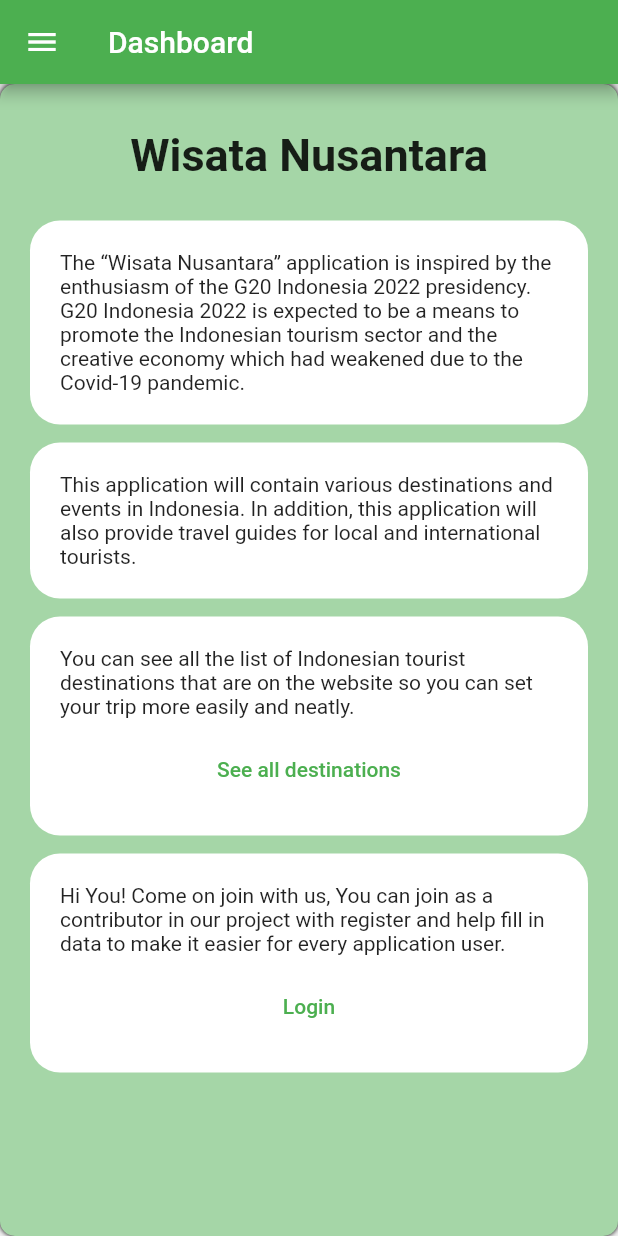
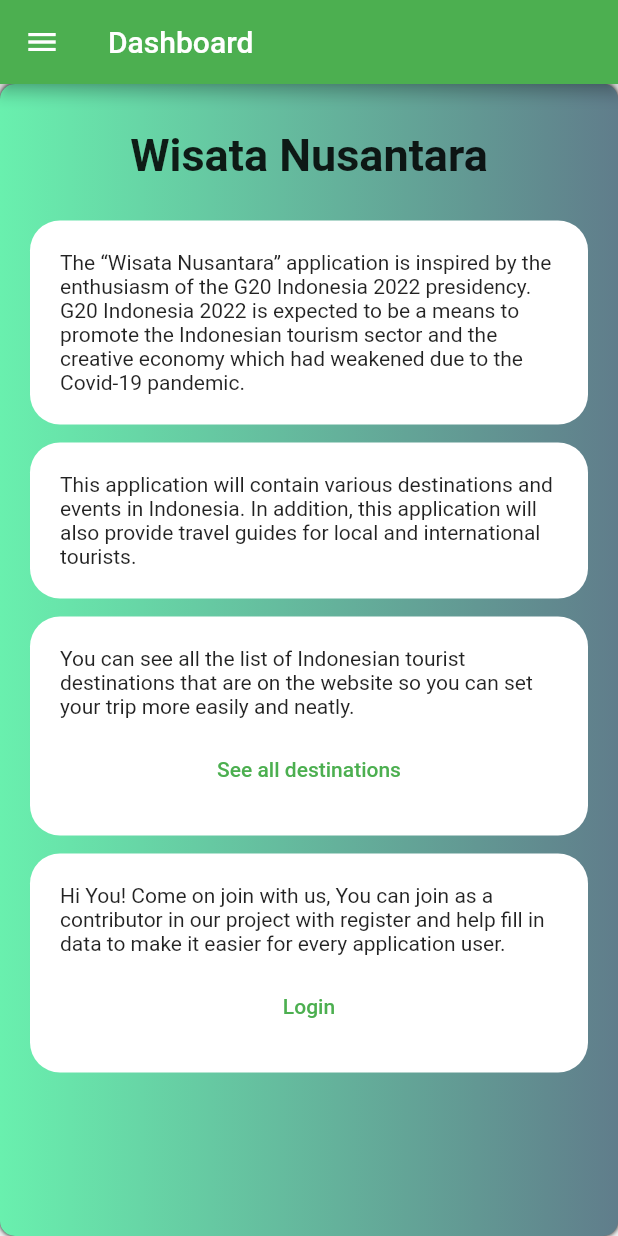
Before and after one commit to eugeniusms/wisata-nusantara-mobile, a Flutter app: the screen it shows after launch, on a phone screen of 412 x 824 dp. Run offline on Flutter 3.47's test engine with Material 2 defaults, Android fonts, the phone set to English and light mode, and no system bars; missing offline and left inert: pbp_django_auth.

Commit message:
🔧 Add Gradient Dashboard Style

```diff
--- a/lib/apps/dashboard/Dashboard.dart
+++ b/lib/apps/dashboard/Dashboard.dart
@@ -18,7 +18,10 @@ class Dashboard extends StatelessWidget {
       body: Center(
         child: Container(
             decoration: BoxDecoration(
-                color: Colors.green[200],
+                gradient: LinearGradient(
+                    begin: Alignment.centerLeft,
+                    end: Alignment.centerRight,
+                    colors: [Colors.greenAccent, Colors.blueGrey]),
                 borderRadius: BorderRadius.circular(10),
                 boxShadow: const [
                   BoxShadow(color: Colors.black, blurRadius: 2.0)
```
